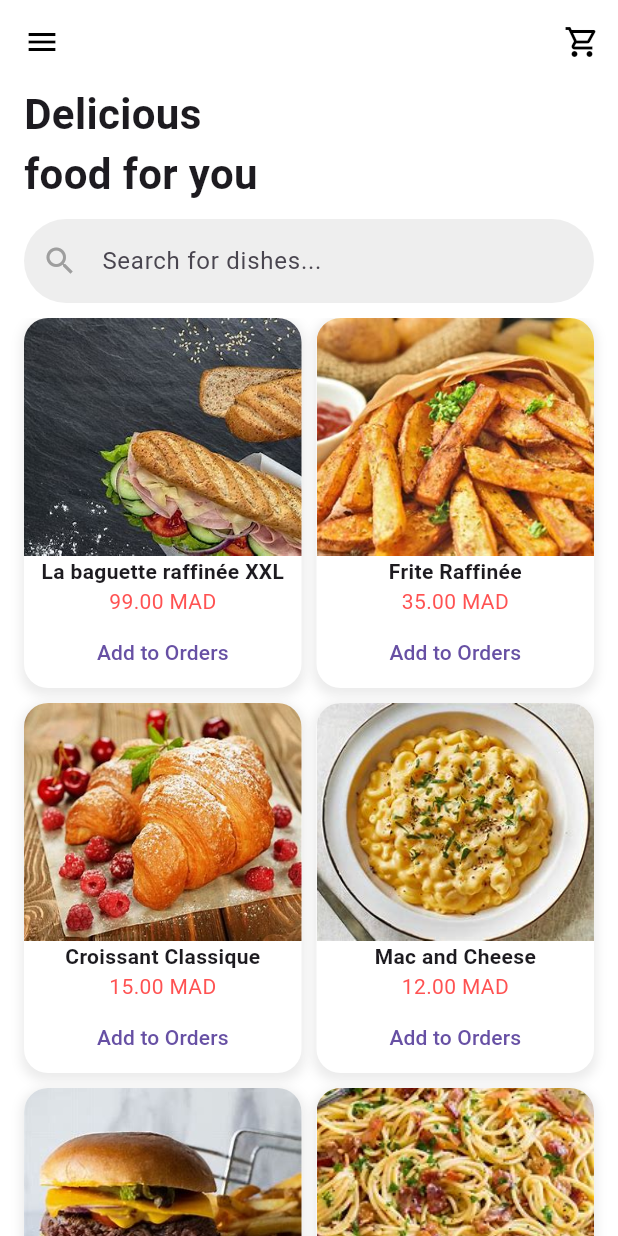
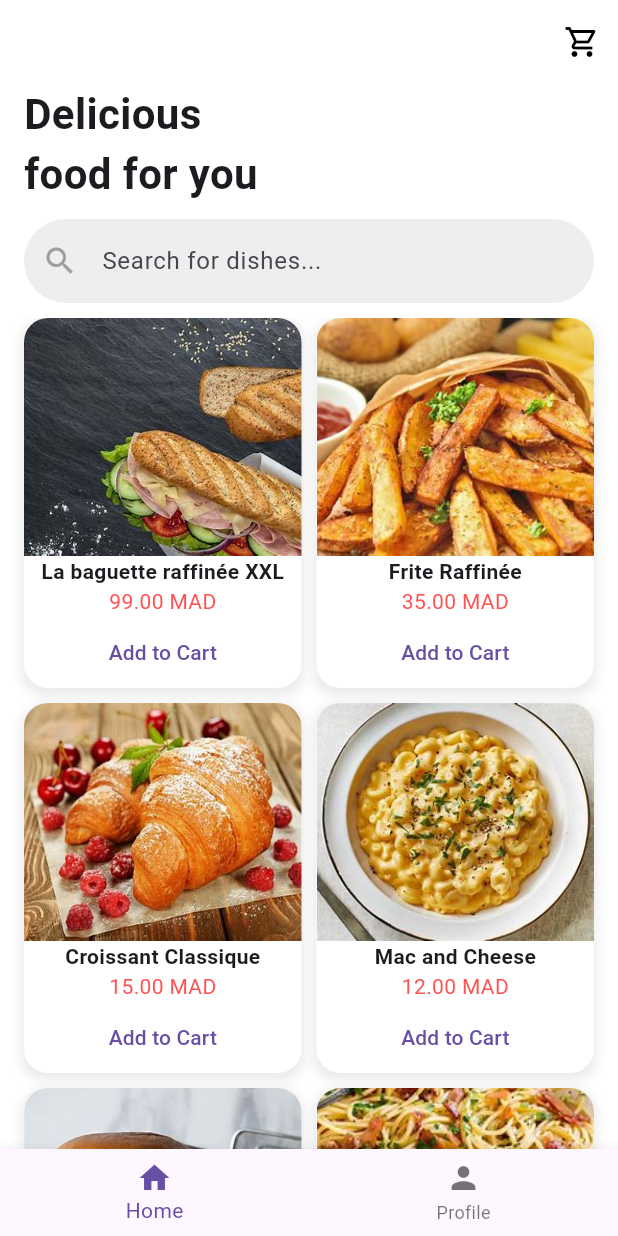
Before and after one commit to oussamamarir/flutterprjt, a Flutter app: the DashboardScreen screen opened by its route, on a phone screen of 412 x 824 dp. Run offline on Flutter 3.47's test engine with Material 3 defaults, Android fonts, the phone set to English and light mode, and no system bars; drawn by our look-alikes of badges; our stand-ins replace dio, go_router.

Commit message:
Initial commit or update

```diff
--- a/lib/main.dart
+++ b/lib/main.dart
@@ -3,8 +3,9 @@ import 'package:go_router/go_router.dart';
 import 'screens/welcome_screen.dart';
 import 'screens/login_screen.dart';
 import 'screens/dashboard_screen.dart';
-import 'screens/orders_screen.dart';
+import 'screens/cart_screen.dart';
 import 'screens/dish_details_screen.dart';
+import 'screens/profile_screen.dart'; // Import ProfileScreen
 
 void main() {
   runApp(const MyApp());
@@ -25,7 +26,6 @@ class MyApp extends StatelessWidget {
 // GoRouter Configuration
 final GoRouter _router = GoRouter(
   initialLocation: '/welcome',
-  errorBuilder: (context, state) => const ErrorPage(), // Fallback for unknown routes
   routes: [
     GoRoute(
       path: '/welcome',
@@ -40,14 +40,14 @@ final GoRouter _router = GoRouter(
       builder: (context, state) => const DashboardScreen(),
     ),
     GoRoute(
-      path: '/orders',
+      path: '/cart', // Route for CartScreen
       builder: (context, state) {
         final cart = state.extra as List<Map<String, dynamic>>?;
-        return OrdersScreen(cart: cart ?? []);
+        return CartScreen(cart: cart ?? []);
       },
     ),
     GoRoute(
-      path: '/dishDetails',
+      path: '/dishDetails', // Route for DishDetailsScreen
       builder: (context, state) {
         final extra = state.extra as Map<String, dynamic>?;
         if (extra != null) {
@@ -58,10 +58,13 @@ final GoRouter _router = GoRouter(
             description: extra['description'],
             onAddToCart: extra['onAddToCart'],
           );
-        } else {
-          return const ErrorPage(); // Fallback if no data is passed
         }
+        return const ErrorPage(); // Show error page if data is missing
       },
+    ),
+    GoRoute(
+      path: '/profile', // Route for ProfileScreen
+      builder: (context, state) =>  ProfileScreen(),
     ),
   ],
 );
@@ -73,11 +76,14 @@ class ErrorPage extends StatelessWidget {
   @override
   Widget build(BuildContext context) {
     return Scaffold(
-      appBar: AppBar(title: const Text("Page Not Found")),
+      appBar: AppBar(
+        title: const Text("Page Not Found"),
+        backgroundColor: Colors.redAccent,
+      ),
       body: const Center(
         child: Text(
           "404 - Page Not Found",
-          style: TextStyle(fontSize: 18, color: Colors.redAccent),
+          style: TextStyle(fontSize: 20, color: Colors.redAccent),
         ),
       ),
     );
--- a/lib/screens/orders_screen.dart
+++ b/lib/screens/cart_screen.dart
@@ -1,9 +1,9 @@
 import 'package:flutter/material.dart';
 
-class OrdersScreen extends StatelessWidget {
+class CartScreen extends StatelessWidget { // Updated class name
   final List<Map<String, dynamic>> cart;
 
-  const OrdersScreen({super.key, required this.cart}); // Accept cart as input
+  const CartScreen({super.key, required this.cart}); // Updated constructor
 
   @override
   Widget build(BuildContext context) {
@@ -12,14 +12,14 @@ class OrdersScreen extends StatelessWidget {
 
     return Scaffold(
       appBar: AppBar(
-        title: const Text("Your Orders"),
+        title: const Text("Your Cart"),
         centerTitle: true,
         backgroundColor: Colors.redAccent,
       ),
       body: cart.isEmpty
           ? const Center(
         child: Text(
-          "No orders yet! Start ordering now.",
+          "No items in the cart! Start adding now.",
           style: TextStyle(fontSize: 16, color: Colors.grey),
         ),
       )
--- a/lib/screens/dashboard_screen.dart
+++ b/lib/screens/dashboard_screen.dart
@@ -1,7 +1,9 @@
 import 'package:flutter/material.dart';
 import 'package:badges/badges.dart' as badges;
-import 'orders_screen.dart';
+import 'package:dio/dio.dart';
+import 'cart_screen.dart';
 import 'dish_details_screen.dart';
+import 'profile_screen.dart';
 
 class DashboardScreen extends StatefulWidget {
   const DashboardScreen({super.key});
@@ -15,9 +17,9 @@ class _DashboardScreenState extends State<DashboardScreen> {
 
   // All dishes data
   final List<Map<String, dynamic>> dishes = [
-    {'name': 'La baguette raffinée XXL', 'price': 99.0, 'image': 'assets/images/baguette_xxl.jpeg'},
-    {'name': 'Frite Raffinée', 'price': 35.0, 'image': 'assets/images/frite_raffinee.jpeg'},
-    {'name': 'Croissant Classique', 'price': 15.0, 'image': 'assets/images/croissant.jpeg'},
+    {'id': 1, 'name': 'La baguette raffinée XXL', 'price': 99.0, 'image': 'assets/images/baguette_xxl.jpeg'},
+    {'id': 2, 'name': 'Frite Raffinée', 'price': 35.0, 'image': 'assets/images/frite_raffinee.jpeg'},
+    {'id': 3, 'name': 'Croissant Classique', 'price': 15.0, 'image': 'assets/images/croissant.jpeg'},
     {'name': 'Mac and Cheese', 'price': 12.0, 'image': 'assets/images/mach.jpg'},
     {'name': 'Classic Burger', 'price': 8.0, 'image': 'assets/images/burg.jpg'},
     {'name': 'Spaghetti Carbonara', 'price': 15.0, 'image': 'assets/images/spag.jpg'},
@@ -49,22 +51,37 @@ class _DashboardScreenState extends State<DashboardScreen> {
   void searchDishes(String query) {
     setState(() {
       filteredDishes = dishes
-          .where((dish) =>
-          dish['name'].toLowerCase().contains(query.toLowerCase()))
+          .where((dish) => dish['name'].toLowerCase().contains(query.toLowerCase()))
           .toList();
     });
   }
 
   // Add a dish to the cart
-  void addToCart(Map<String, dynamic> dish) {
-    setState(() {
-      cart.add(dish);
-    });
-    ScaffoldMessenger.of(context).showSnackBar(
-      SnackBar(
-        content: Text("${dish['name']} added to orders!"),
-      ),
-    );
+  Future<void> addToCart(Map<String, dynamic> dish) async {
+    final userId = 1; // Replace with the actual user ID
+    try {
+      final response = await Dio().post(
+        'http://10.0.2.2:8080/api/cart/$userId/add/${dish['id']}',
+        options: Options(headers: {"Content-Type": "application/json"}),
+      );
+
+      if (response.statusCode == 200) {
+        setState(() {
+          cart.add(dish); // Update local cart state
+        });
+        ScaffoldMessenger.of(context).showSnackBar(
+          SnackBar(content: Text("${dish['name']} added to cart!")),
+        );
+      } else {
+        ScaffoldMessenger.of(context).showSnackBar(
+          SnackBar(content: Text("Failed to add ${dish['name']} to cart.")),
+        );
+      }
+    } catch (e) {
+      ScaffoldMessenger.of(context).showSnackBar(
+        SnackBar(content: Text("Error adding ${dish['name']} to cart: $e")),
+      );
+    }
   }
 
   @override
@@ -74,10 +91,6 @@ class _DashboardScreenState extends State<DashboardScreen> {
       appBar: AppBar(
         elevation: 0,
         backgroundColor: Colors.white,
-        leading: IconButton(
-          icon: const Icon(Icons.menu, color: Colors.black),
-          onPressed: () {},
-        ),
         actions: [
           badges.Badge(
             position: badges.BadgePosition.topEnd(top: 0, end: 3),
@@ -92,7 +105,7 @@ class _DashboardScreenState extends State<DashboardScreen> {
                 Navigator.push(
                   context,
                   MaterialPageRoute(
-                    builder: (context) => OrdersScreen(cart: cart),
+                    builder: (context) => CartScreen(cart: cart),
                   ),
                 );
               },
@@ -132,35 +145,17 @@ class _DashboardScreenState extends State<DashboardScreen> {
           ),
           const SizedBox(height: 10),
 
-          // Check if filtered dishes list is empty
+          // Display dishes or "not found" message
           filteredDishes.isEmpty
               ? const Expanded(
             child: Center(
-              child: Column(
-                mainAxisAlignment: MainAxisAlignment.center,
-                children: [
-                  Icon(Icons.search_off, size: 100, color: Colors.grey),
-                  SizedBox(height: 10),
-                  Text(
-                    "Item not found",
-                    style: TextStyle(
-                        fontSize: 18, fontWeight: FontWeight.bold),
-                  ),
-                  SizedBox(height: 5),
-                  Text(
-                    "Try searching the item with\na different keyword.",
-                    textAlign: TextAlign.center,
-                    style: TextStyle(color: Colors.grey),
-                  ),
-                ],
-              ),
+              child: Text("No dishes found"),
             ),
           )
               : Expanded(
             child: GridView.builder(
               padding: const EdgeInsets.symmetric(horizontal: 16.0),
-              gridDelegate:
-              const SliverGridDelegateWithFixedCrossAxisCount(
+              gridDelegate: const SliverGridDelegateWithFixedCrossAxisCount(
                 crossAxisCount: 2,
                 crossAxisSpacing: 10,
                 mainAxisSpacing: 10,
@@ -178,8 +173,7 @@ class _DashboardScreenState extends State<DashboardScreen> {
                           name: dish['name'],
                           price: dish['price'],
                           image: dish['image'],
-                          description:
-                          "A delicious and savory dish prepared to satisfy your taste buds.",
+                          description: "Savory and delicious!",
                           onAddToCart: () => addToCart(dish),
                         ),
                       ),
@@ -197,10 +191,32 @@ class _DashboardScreenState extends State<DashboardScreen> {
           ),
         ],
       ),
+      bottomNavigationBar: BottomNavigationBar(
+        items: const [
+          BottomNavigationBarItem(
+            icon: Icon(Icons.home),
+            label: 'Home',
+          ),
+          BottomNavigationBarItem(
+            icon: Icon(Icons.person),
+            label: 'Profile',
+          ),
+        ],
+        currentIndex: 0, // Default to Home tab
+        onTap: (index) {
+          if (index == 1) {
+            Navigator.push(
+              context,
+              MaterialPageRoute(builder: (context) =>  ProfileScreen()),
+            );
+          }
+        },
+      ),
     );
   }
 }
 
+// Dish Card Widget
 class _DishCard extends StatelessWidget {
   final String name;
   final double price;
@@ -230,21 +246,16 @@ class _DishCard extends StatelessWidget {
         ],
       ),
       child: Column(
-        crossAxisAlignment: CrossAxisAlignment.center,
         children: [
           Expanded(
             child: ClipRRect(
-              borderRadius:
-              const BorderRadius.vertical(top: Radius.circular(16.0)),
-              child: Image.asset(image,
-                  fit: BoxFit.cover, width: double.infinity),
+              borderRadius: const BorderRadius.vertical(top: Radius.circular(16.0)),
+              child: Image.asset(image, fit: BoxFit.cover, width: double.infinity),
             ),
           ),
-          Text(name,
-              style: const TextStyle(fontSize: 14, fontWeight: FontWeight.bold)),
-          Text("${price.toStringAsFixed(2)} MAD",
-              style: const TextStyle(color: Colors.redAccent)),
-          TextButton(onPressed: onAddToCart, child: const Text("Add to Orders")),
+          Text(name, style: const TextStyle(fontWeight: FontWeight.bold)),
+          Text("${price.toStringAsFixed(2)} MAD", style: const TextStyle(color: Colors.redAccent)),
+          TextButton(onPressed: onAddToCart, child: const Text("Add to Cart")),
         ],
       ),
     );
```
Also changed, not shown: lib/screens/login_screen.dart (+62 -66 lines), lib/screens/profile_screen.dart (added, +84 -0 lines).
